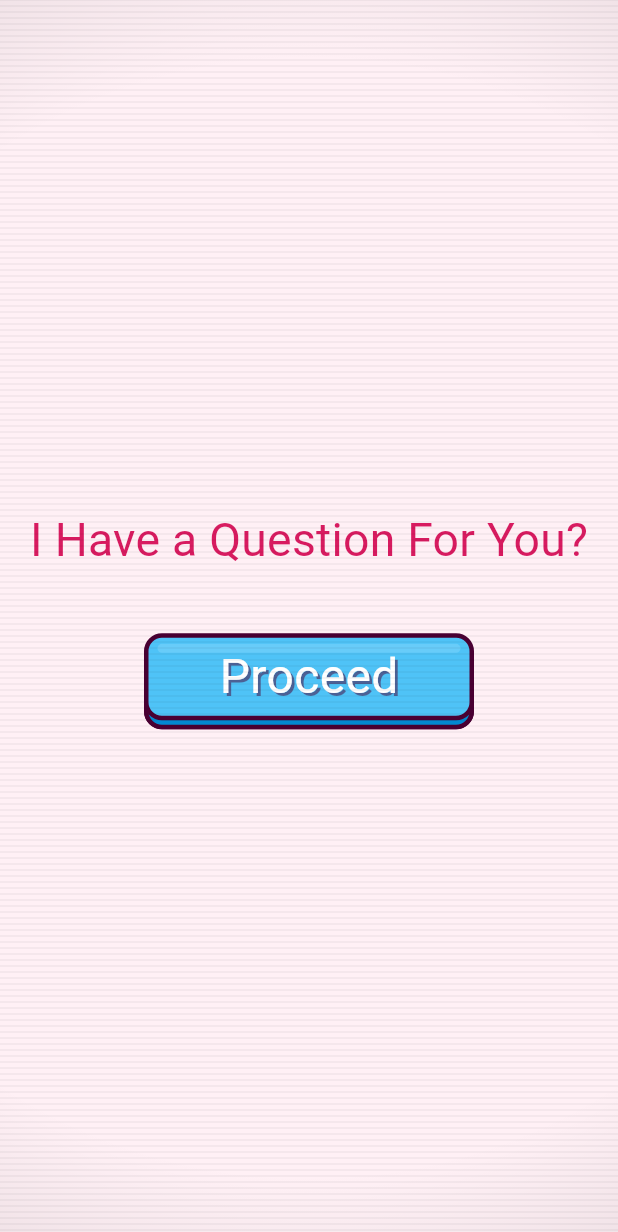
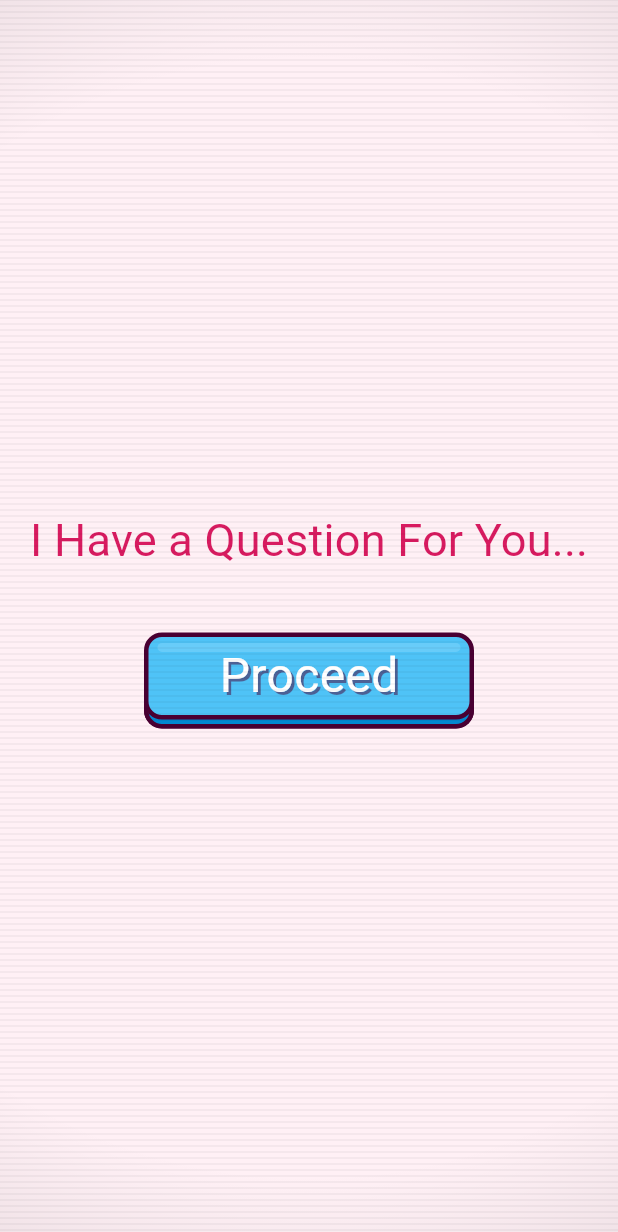
Before and after one commit to Andott1/valentine_webapp, a Flutter app: the screen it shows after launch, on a phone screen of 412 x 824 dp. Shown: the top 1232 px of the screen. Run offline on Flutter 3.47's test engine with Material 3 defaults, Android fonts, the phone set to English and light mode, and no system bars; our stand-ins replace audioplayers, flutter_svg, google_fonts, shared_preferences.

Commit message:
fix(bouquet): correct image filename case for bouquet asset

```diff
--- a/lib/features/bouquet/bouquet_screen.dart
+++ b/lib/features/bouquet/bouquet_screen.dart
@@ -72,7 +72,7 @@ class _BouquetScreenState extends State<BouquetScreen>
                         scale: _scaleAnimation,
                         child: Container(
                           decoration: BoxDecoration(shape: BoxShape.circle, boxShadow: [BoxShadow(color: Colors.white.withValues(alpha: 0.6), blurRadius: 50, spreadRadius: 10)]),
-                          child: Image.asset('assets/bouquet.gif', width: 300, fit: BoxFit.contain, filterQuality: FilterQuality.none),
+                          child: Image.asset('assets/Bouquet.gif', width: 300, fit: BoxFit.contain, filterQuality: FilterQuality.none),
                         ),
                       ),
                       const SizedBox(height: 60),
--- a/lib/features/loading/loading_screen.dart
+++ b/lib/features/loading/loading_screen.dart
@@ -105,7 +105,7 @@ class _LoadingScreenState extends State<LoadingScreen> {
                 FittedBox(
                   fit: BoxFit.scaleDown,
                   child: Text(
-                    "I Have a Question For You?",
+                    "I Have a Question For You...",
                     style: GoogleFonts.jersey10(
                       fontSize: 48,
                       color: const Color(0xFFD81B60),
```
